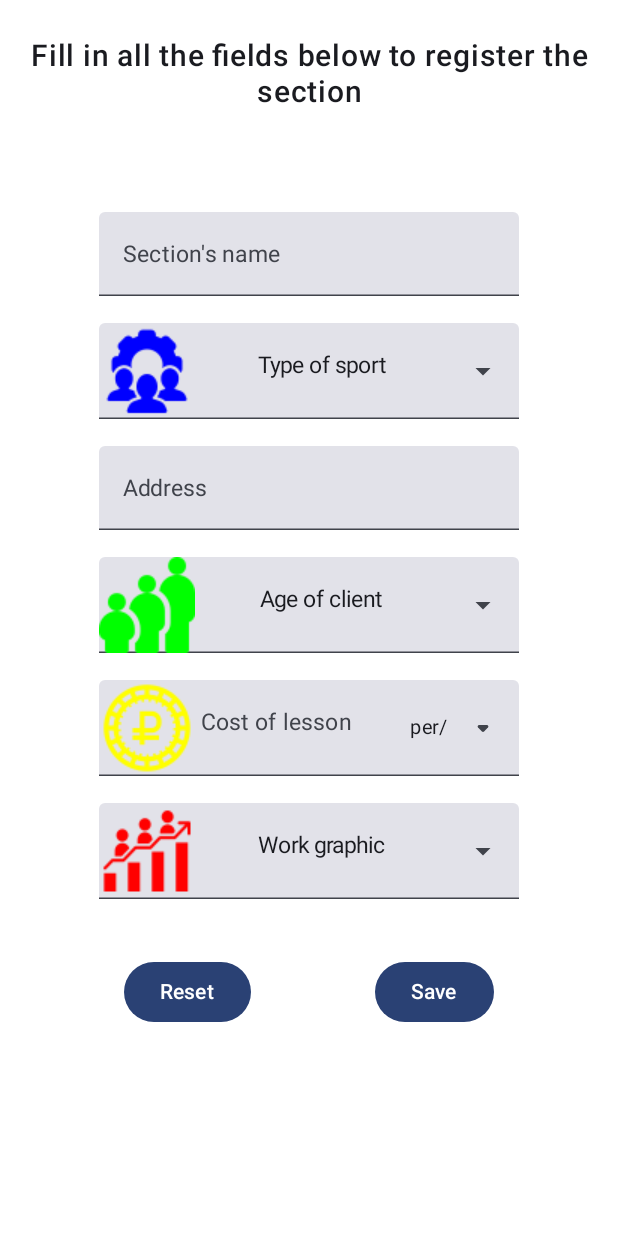
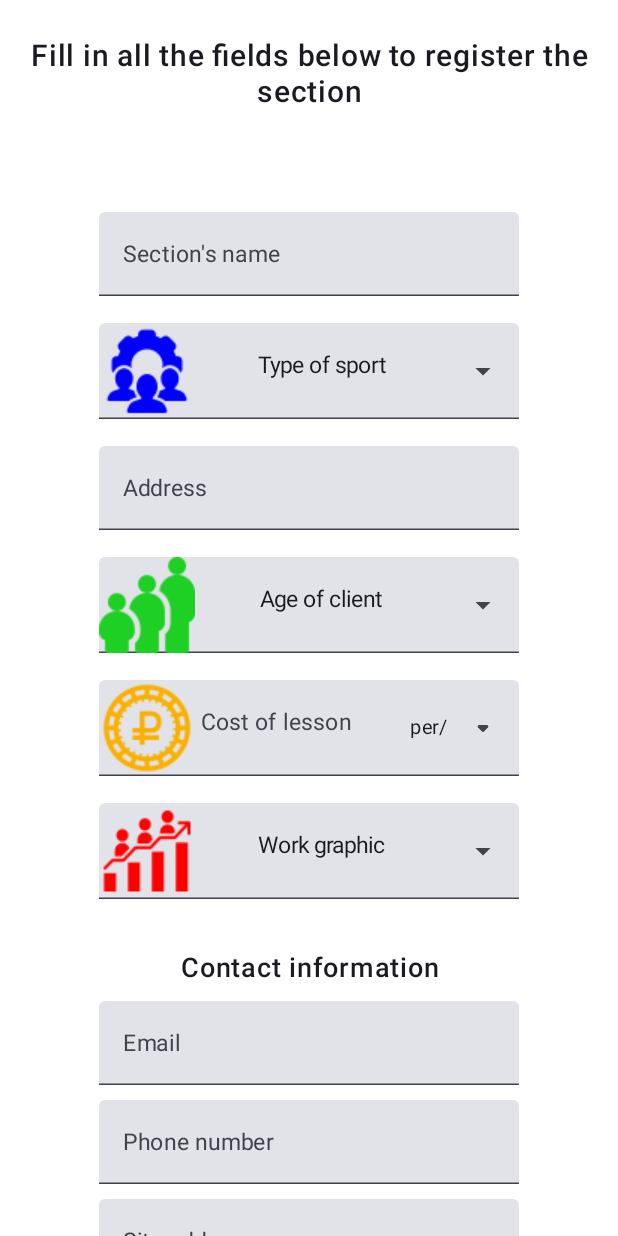
Before and after one commit to RomanAisly/SportScan, an Android app built with Jetpack Compose: the screen it shows after launch (MainActivity), on a phone screen of 412 x 824 dp. Run offline under Robolectric (Android 15) with nearby library versions, the phone set to English and light mode, and no system bars.

Commit message:
contact fields

```diff
--- a/app/src/main/java/com/sportscan/ui/components/ProfileElements.kt
+++ b/app/src/main/java/com/sportscan/ui/components/ProfileElements.kt
@@ -39,6 +39,7 @@ import androidx.compose.ui.unit.dp
 import androidx.compose.ui.unit.sp
 import com.sportscan.R
 import com.sportscan.ui.screens.Profile
+import com.sportscan.ui.theme.darkYellow
 
 @Composable
 fun InputProfileField(
@@ -46,14 +47,12 @@ fun InputProfileField(
     onValueChange: (String) -> Unit,
     placeholder: String,
     label: String,
+    keyboardOptions: KeyboardOptions = KeyboardOptions.Default
 ) {
     TextField(
         value = value,
         onValueChange = onValueChange,
-        keyboardOptions = KeyboardOptions(
-            keyboardType = KeyboardType.Text,
-            imeAction = ImeAction.Done
-        ),
+        keyboardOptions = keyboardOptions,
         textStyle = TextStyle(fontSize = 18.sp),
         placeholder = { Text(text = placeholder, fontSize = 12.sp) },
         label = { Text(text = label, fontSize = 15.sp) }
@@ -121,7 +120,6 @@ fun CostOfLesson(
     onCostPeriodChange: (String) -> Unit
 ) {
     var isExpanded by remember { mutableStateOf(false) }
-//    var costPeriod by remember { mutableStateOf("per/") }
 
     TextField(
         value = value,
@@ -137,7 +135,7 @@ fun CostOfLesson(
             Icon(
                 painter = painterResource(id = R.drawable.rubble_icon),
                 contentDescription = "",
-                tint = Color.Yellow
+                tint = darkYellow
             )
         },
         trailingIcon = {
--- a/app/src/main/java/com/sportscan/ui/screens/Login.kt
+++ b/app/src/main/java/com/sportscan/ui/screens/Login.kt
@@ -10,6 +10,7 @@ import androidx.compose.foundation.layout.fillMaxSize
 import androidx.compose.foundation.layout.fillMaxWidth
 import androidx.compose.foundation.layout.padding
 import androidx.compose.material3.MaterialTheme
+import androidx.compose.material3.Scaffold
 import androidx.compose.material3.Text
 import androidx.compose.runtime.Composable
 import androidx.compose.runtime.collectAsState
@@ -48,10 +49,14 @@ fun Login(
     val password by loginViewModel.password.collectAsState()
 
     var passwordVisible by rememberSaveable { mutableStateOf(false) }
-
+    Scaffold { paddingValues ->
         Column(
             modifier
                 .fillMaxSize()
+                .padding(
+                    top = paddingValues.calculateTopPadding(),
+                    bottom = paddingValues.calculateBottomPadding(),
+                )
                 .padding(horizontal = 16.dp)
                 .background(screenBackground()),
             horizontalAlignment = Alignment.CenterHorizontally,
@@ -125,6 +130,7 @@ fun Login(
             }
         }
     }
+}
 
 @Preview(showBackground = true, showSystemUi = true)
 @Composable
--- a/app/src/main/java/com/sportscan/ui/screens/Profile.kt
+++ b/app/src/main/java/com/sportscan/ui/screens/Profile.kt
@@ -1,17 +1,23 @@
 package com.sportscan.ui.screens
 
 import androidx.compose.foundation.background
-import androidx.compose.foundation.gestures.Orientation
-import androidx.compose.foundation.gestures.scrollable
 import androidx.compose.foundation.layout.Arrangement
 import androidx.compose.foundation.layout.Column
 import androidx.compose.foundation.layout.Row
 import androidx.compose.foundation.layout.fillMaxSize
 import androidx.compose.foundation.layout.fillMaxWidth
 import androidx.compose.foundation.layout.padding
+import androidx.compose.foundation.layout.wrapContentSize
 import androidx.compose.foundation.rememberScrollState
+import androidx.compose.foundation.text.KeyboardOptions
+import androidx.compose.foundation.verticalScroll
+import androidx.compose.material.icons.Icons
+import androidx.compose.material.icons.rounded.Facebook
 import androidx.compose.material3.Button
+import androidx.compose.material3.Icon
+import androidx.compose.material3.IconButton
 import androidx.compose.material3.MaterialTheme
+import androidx.compose.material3.Scaffold
 import androidx.compose.material3.Text
 import androidx.compose.runtime.Composable
 import androidx.compose.runtime.collectAsState
@@ -21,6 +27,8 @@ import androidx.compose.ui.Modifier
 import androidx.compose.ui.graphics.Color
 import androidx.compose.ui.res.painterResource
 import androidx.compose.ui.text.font.FontWeight
+import androidx.compose.ui.text.input.ImeAction
+import androidx.compose.ui.text.input.KeyboardType
 import androidx.compose.ui.text.style.TextAlign
 import androidx.compose.ui.tooling.preview.Preview
 import androidx.compose.ui.unit.dp
@@ -32,6 +40,7 @@ import com.sportscan.ui.components.CostOfLesson
 import com.sportscan.ui.components.ExposedField
 import com.sportscan.ui.components.InputProfileField
 import com.sportscan.ui.components.screenBackground
+import com.sportscan.ui.theme.darkGreen
 import com.sportscan.ui.viewmodels.ProfileViewModel
 
 @Composable
@@ -40,24 +49,26 @@ fun Profile(
     navigateTo: (NavScreens) -> Unit,
     profileViewModel: ProfileViewModel = viewModel()
 ) {
-
     val sectionName by profileViewModel.sectionName.collectAsState()
     val selectedSport by profileViewModel.selectedSport.collectAsState()
     val address by profileViewModel.address.collectAsState()
     val ageClient by profileViewModel.ageOfClient.collectAsState()
     val costOfLesson by profileViewModel.costOfLesson.collectAsState()
     val costPeriod by profileViewModel.costPeriod.collectAsState()
-    val day by profileViewModel.workGraphic.collectAsState()
+    val workGraphic by profileViewModel.workGraphic.collectAsState()
+    val email by profileViewModel.email.collectAsState()
+    val phone by profileViewModel.phone.collectAsState()
+    val siteAddress by profileViewModel.siteAddress.collectAsState()
 
-
+    Scaffold { paddingValues ->
         Column(
             modifier
                 .fillMaxSize()
-            .scrollable(
-                state = rememberScrollState(),
-                orientation = Orientation.Horizontal,
-                enabled = true,
+                .padding(
+                    top = paddingValues.calculateTopPadding(),
+                    bottom = paddingValues.calculateBottomPadding()
                 )
+                .verticalScroll(state = rememberScrollState())
                 .background(screenBackground()),
             horizontalAlignment = Alignment.CenterHorizontally,
             verticalArrangement = Arrangement.spacedBy(18.dp)
@@ -75,7 +86,11 @@ fun Profile(
                 value = sectionName,
                 onValueChange = profileViewModel::updateSectionName,
                 placeholder = "Enter the section's name",
-            label = "Section's name"
+                label = "Section's name",
+                keyboardOptions = KeyboardOptions(
+                    keyboardType = KeyboardType.Text,
+                    imeAction = ImeAction.Done
+                )
             )
 
             ExposedField(
@@ -91,7 +106,11 @@ fun Profile(
                 value = address,
                 onValueChange = profileViewModel::updateAddress,
                 placeholder = "Enter the address",
-            label = "Address"
+                label = "Address",
+                keyboardOptions = KeyboardOptions(
+                    keyboardType = KeyboardType.Text,
+                    imeAction = ImeAction.Done
+                )
             )
 
             ExposedField(
@@ -101,7 +120,7 @@ fun Profile(
                     profileViewModel.updateAgeOfClient(it)
                 },
                 icon = painterResource(id = R.drawable.age_group),
-            tint = Color.Green
+                tint = darkGreen
             )
 
             CostOfLesson(
@@ -115,7 +134,7 @@ fun Profile(
 
             ExposedField(
                 options = listOf("Monday - Friday", "Monday - Sunday", "24/7"),
-            selectedOption = day,
+                selectedOption = workGraphic,
                 onSelectionChange = {
                     profileViewModel.updateWorkGraphic(it)
                 },
@@ -123,17 +142,90 @@ fun Profile(
                 tint = Color.Red
             )
 
+            Column(
+                modifier = modifier
+                    .wrapContentSize()
+                    .padding(vertical = 16.dp),
+                horizontalAlignment = Alignment.CenterHorizontally,
+                verticalArrangement = Arrangement.spacedBy(10.dp, Alignment.CenterVertically)
+            ) {
+                Text(
+                    text = "Contact information",
+                    fontSize = 18.sp,
+                    fontWeight = FontWeight.SemiBold,
+                    textAlign = TextAlign.Center,
+                    color = MaterialTheme.colorScheme.onSurface
+                )
+
+                InputProfileField(
+                    value = email,
+                    onValueChange = profileViewModel::updateEmail,
+                    placeholder = "Enter your email",
+                    label = "Email",
+                    keyboardOptions = KeyboardOptions(
+                        keyboardType = KeyboardType.Email,
+                        imeAction = ImeAction.Done
+                    )
+                )
+
+                InputProfileField(
+                    value = phone,
+                    onValueChange = profileViewModel::updatePhone,
+                    placeholder = "Enter your phone number",
+                    label = "Phone number",
+                    keyboardOptions = KeyboardOptions(
+                        keyboardType = KeyboardType.Phone,
+                        imeAction = ImeAction.Done
+                    )
+                )
+
+                InputProfileField(
+                    value = siteAddress,
+                    onValueChange = profileViewModel::updateSiteAddress,
+                    placeholder = "Enter the site address",
+                    label = "Site address"
+                )
+
+                Row(
+                    verticalAlignment = Alignment.CenterVertically,
+                    horizontalArrangement = Arrangement.SpaceBetween
+                ) {
+                    IconButton(onClick = {}) {
+                        Icon(
+                            imageVector = Icons.Rounded.Facebook,
+                            contentDescription = "",
+                            tint = Color.Blue
+                        )
+                    }
+                    IconButton(onClick = {}) {
+                        Icon(
+                            imageVector = Icons.Rounded.Facebook,
+                            contentDescription = "",
+                            tint = Color.Red
+                        )
+                    }
+                    IconButton(onClick = {}) {
+                        Icon(
+                            imageVector = Icons.Rounded.Facebook,
+                            contentDescription = "",
+                            tint = Color.Green
+                        )
+                    }
+                }
+            }
+
+
             Row(
                 modifier = modifier
                     .fillMaxWidth()
-                .padding(top = 20.dp),
+                    .padding(top = 10.dp),
                 verticalAlignment = Alignment.CenterVertically,
                 horizontalArrangement = Arrangement.SpaceEvenly
             ) {
                 Button(onClick = { profileViewModel.updateAllFields() }) { Text(text = "Reset") }
                 Button(onClick = {}) { Text(text = "Save") }
             }
-
+        }
     }
 }
 
--- a/app/src/main/java/com/sportscan/ui/screens/SignUp.kt
+++ b/app/src/main/java/com/sportscan/ui/screens/SignUp.kt
@@ -12,6 +12,7 @@ import androidx.compose.foundation.layout.padding
 import androidx.compose.foundation.text.BasicText
 import androidx.compose.material3.CheckboxDefaults
 import androidx.compose.material3.MaterialTheme
+import androidx.compose.material3.Scaffold
 import androidx.compose.material3.Text
 import androidx.compose.material3.TriStateCheckbox
 import androidx.compose.runtime.Composable
@@ -65,9 +66,14 @@ fun SignUp(
 
     var passwordVisible by rememberSaveable { mutableStateOf(false) }
 
+    Scaffold { paddingValues ->
         Column(
             modifier
                 .fillMaxSize()
+                .padding(
+                    top = paddingValues.calculateTopPadding(),
+                    bottom = paddingValues.calculateBottomPadding(),
+                )
                 .padding(horizontal = 16.dp)
                 .background(screenBackground()),
             horizontalAlignment = Alignment.CenterHorizontally,
@@ -191,6 +197,7 @@ fun SignUp(
             }
         }
     }
+}
 
 
 @Preview(showBackground = true, showSystemUi = true)
--- a/app/src/main/java/com/sportscan/ui/theme/Color.kt
+++ b/app/src/main/java/com/sportscan/ui/theme/Color.kt
@@ -3,13 +3,13 @@ package com.sportscan.ui.theme
 import androidx.compose.ui.graphics.Brush
 import androidx.compose.ui.graphics.Color
 
-val Purple80 = Color(0xFFD0BCFF)
-val PurpleGrey80 = Color(0xFFCCC2DC)
-val Pink80 = Color(0xFFEFB8C8)
+val lightThemeColor1 = Color(0xFFFFFFFF)
+val lightThemeColor2 = Color(0xFFCCC2DC)
+val lightThemeColor3 = Color(0xFFEFB8C8)
 
-val Purple40 = Color(0xFF6650a4)
-val PurpleGrey40 = Color(0xFF625b71)
-val Pink40 = Color(0xFF7D5260)
+val darkThemeColor1 = Color(0xFF6650A4)
+val darkThemeColor2 = Color(0xFF625B71)
+val darkThemeColor3 = Color(0xFF7D5260)
 
 
 val borderOutlinedTextField = Color(0xFF7D9AAF)
@@ -17,6 +17,8 @@ val authElements = Color(0xFF023D67)
 val darkBlue = Color(0xFF041129)
 val lightBlue = Color(0xFFADCDE5)
 val lightWhite = Color(0xFFF7F7F7)
+val darkYellow = Color(0xFFFAB000)
+val darkGreen = Color(0xFF1ED024)
 
 val gradLogoLight = Brush.horizontalGradient(
     colors = listOf(
--- a/app/src/main/java/com/sportscan/ui/theme/Theme.kt
+++ b/app/src/main/java/com/sportscan/ui/theme/Theme.kt
@@ -11,15 +11,15 @@ import androidx.compose.runtime.Composable
 import androidx.compose.ui.platform.LocalContext
 
 private val DarkColorScheme = darkColorScheme(
-    primary = Purple80,
-    secondary = PurpleGrey80,
-    tertiary = Pink80,
+    primary = lightThemeColor1,
+    secondary = lightThemeColor2,
+    tertiary = lightThemeColor3,
 )
 
 private val LightColorScheme = lightColorScheme(
-    primary = Purple40,
-    secondary = PurpleGrey40,
-    tertiary = Pink40
+    primary = darkThemeColor1,
+    secondary = darkThemeColor2,
+    tertiary = darkThemeColor3
 )
 
 @Composable
--- a/app/src/main/java/com/sportscan/ui/viewmodels/ProfileViewModel.kt
+++ b/app/src/main/java/com/sportscan/ui/viewmodels/ProfileViewModel.kt
@@ -39,8 +39,10 @@ class ProfileViewModel : ViewModel() {
     private val _costPeriod = MutableStateFlow("per/")
     val costPeriod = _costPeriod.asStateFlow()
     fun updateCostOfLesson(costOfLesson: String) {
-        _costOfLesson.value = costOfLesson
-    }
+        _costOfLesson.value = costOfLesson }
+    fun updateCostPeriod(selectedPeriod: String) {
+        _costPeriod.value = selectedPeriod }
+
 
 
     private val _workGraphic = MutableStateFlow("Work graphic")
@@ -48,8 +50,25 @@ class ProfileViewModel : ViewModel() {
     fun updateWorkGraphic(workGraphic: String) {
         _workGraphic.value = workGraphic
     }
-    fun updateCostPeriod(selectedPeriod: String) {
-        _costPeriod.value = selectedPeriod
+
+    private val _email = MutableStateFlow("")
+    val email = _email.asStateFlow()
+    fun updateEmail(email: String) {
+        _email.value = email
+    }
+
+
+    private val _phone = MutableStateFlow("")
+    val phone = _phone.asStateFlow()
+    fun updatePhone(phone: String) {
+        _phone.value = phone
+    }
+
+
+    private val _siteAddress = MutableStateFlow("")
+    val siteAddress = _siteAddress.asStateFlow()
+    fun updateSiteAddress(siteAddress: String) {
+        _siteAddress.value = siteAddress
     }
 
 
@@ -67,7 +86,9 @@ class ProfileViewModel : ViewModel() {
         _costOfLesson.value = allClear
         _costPeriod.value = costPeriod
         _workGraphic.value = workGraphic
+        _email.value = allClear
+        _phone.value = allClear
+        _siteAddress.value = allClear
+
     }
-
-
 }
```
Lines whose indentation alone changed are shown as unchanged.
